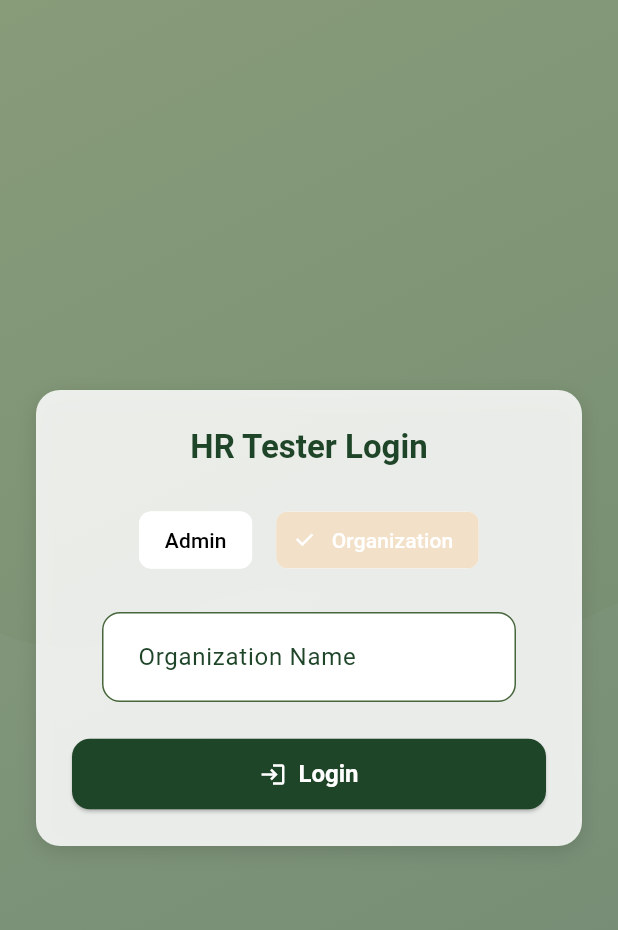
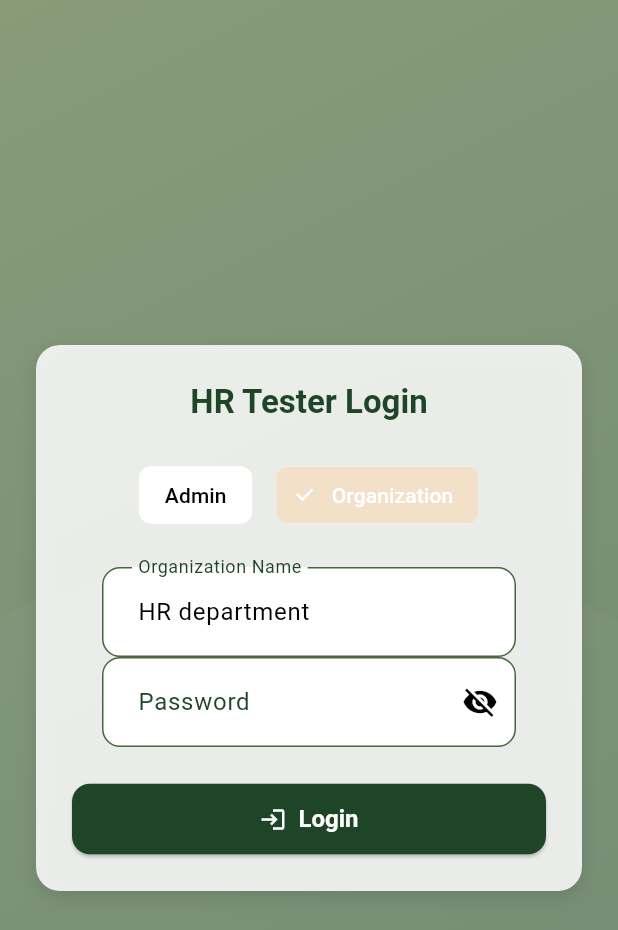
Before and after one commit to Abd210/hr_test2, a Flutter app: the screen it shows after launch, after a tap on "Organization", on a phone screen of 412 x 824 dp. Shown: the top 930 px of the screen. Run offline on Flutter 3.47's test engine with Material 3 defaults, Android fonts, the phone set to English and light mode, and no system bars; our stand-ins replace fl_chart; accounts and stored records are empty.

Commit message:
fixed the login fields

```diff
--- a/hr_test/lib/providers/admin_provider.dart
+++ b/hr_test/lib/providers/admin_provider.dart
@@ -28,6 +28,12 @@ class AdminProvider with ChangeNotifier {
       id: 2,
       name: 'IT Department',
       description: 'Handles all IT related tasks.',
+      createdAt: DateTime.now(),
+    ),
+    Organization(
+      id: 3,
+      name: 'Marketing Department',
+      description: 'Handles all marketing and advertising tasks.',
       createdAt: DateTime.now(),
     ),
     // Add more organizations as needed
--- a/hr_test/lib/screens/login_screen.dart
+++ b/hr_test/lib/screens/login_screen.dart
@@ -39,7 +39,10 @@ class _LoginScreenState extends State<LoginScreen> {
 
   // Controller for Organization Login
   final TextEditingController _organizationNameController =
+  TextEditingController(text: 'HR department');
+  final TextEditingController _organizationPasswordController=
   TextEditingController();
+
 
   bool _passwordVisible = false;
   String _error = '';
@@ -297,6 +300,24 @@ class _LoginScreenState extends State<LoginScreen> {
                                 ? 'Enter organization name'
                                 : null,
                           ),
+                          CustomTextField(
+                            label: 'Password',
+                            controller: _organizationPasswordController,
+                            obscureText: !_passwordVisible,
+                            suffixIcon: IconButton(
+                              onPressed: () {
+                                setState(() {
+                                  _passwordVisible = !_passwordVisible;
+                                });
+                              },
+                              icon: Icon(
+                                _passwordVisible
+                                    ? Icons.visibility
+                                    : Icons.visibility_off,
+                              ),
+                            ),
+                          ),
+
                         ],
                         const SizedBox(height: 24),
                         // Login Button
```
